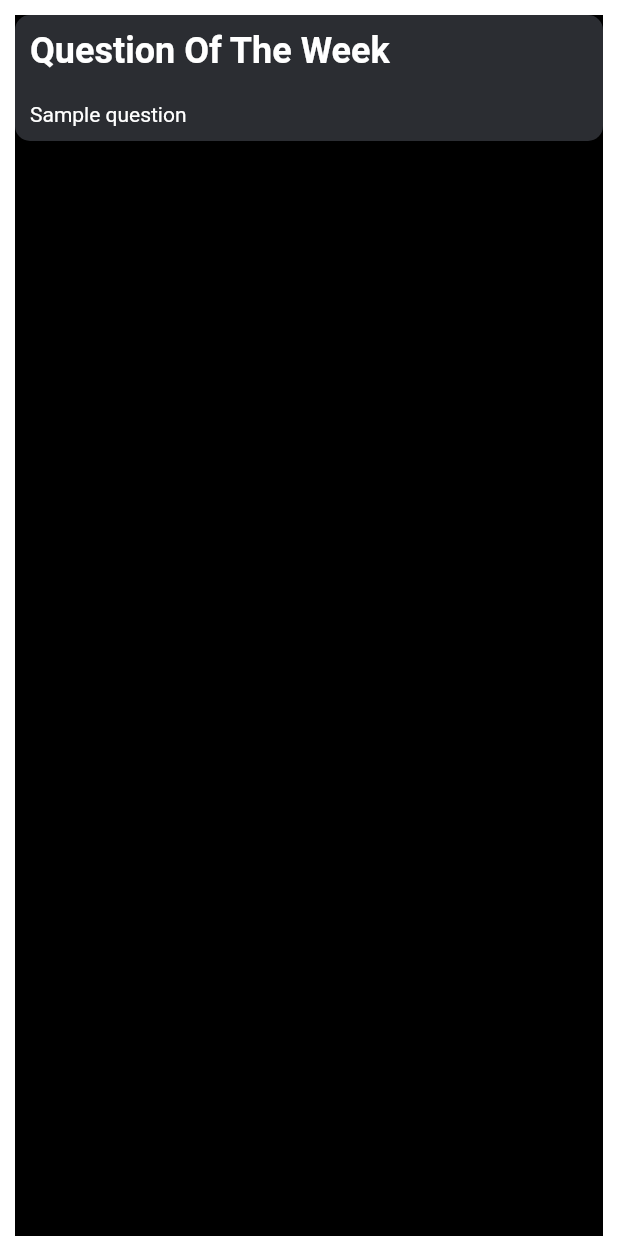
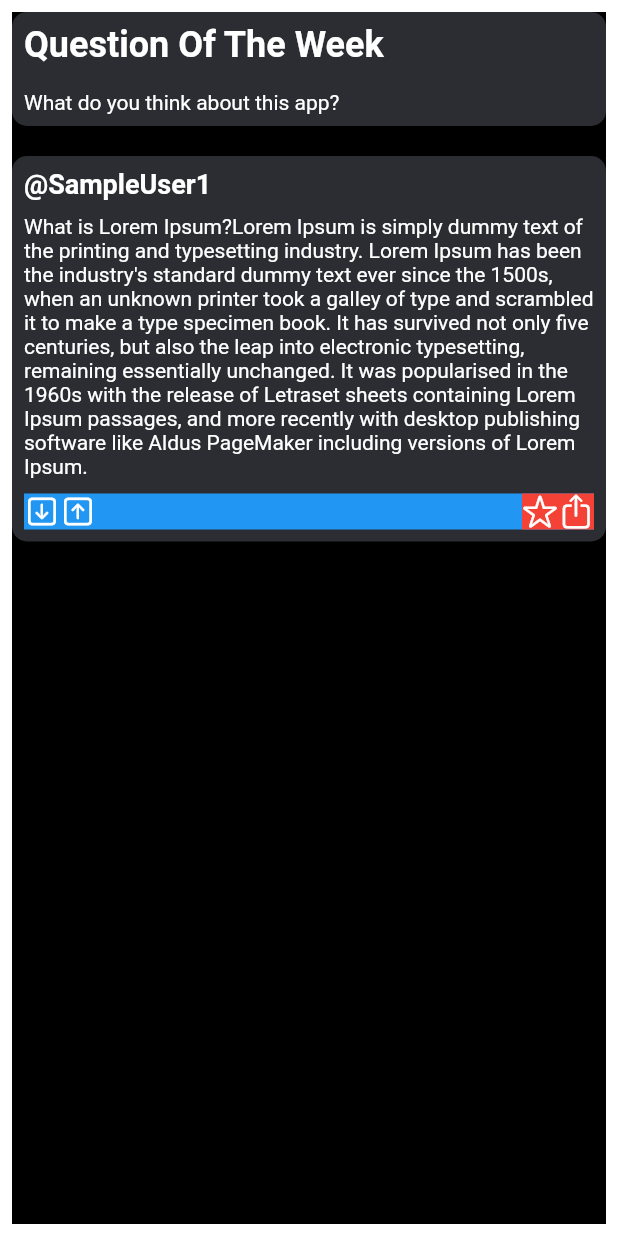
Before and after one commit to armagangok/think_it_up_app, a Flutter app: the screen it shows after launch, on a phone screen of 412 x 824 dp. Run offline on Flutter 3.47's test engine with Material 2 defaults, Android fonts, the phone set to English and light mode, and no system bars; our stand-ins replace get_it.

Commit message:
common widgets added,  implemented

```diff
--- /dev/null
+++ b/lib/app/components/common/widgets/container.dart
@@ -0,0 +1,21 @@
+import 'package:flutter/material.dart';
+import 'package:think_it_up_app/app/theme/colors.dart';
+
+class CustomContainer extends StatelessWidget {
+  final Widget child;
+
+  const CustomContainer({Key? key, required this.child}) : super(key: key);
+
+  @override
+  Widget build(BuildContext context) {
+    return Container(
+      decoration: ShapeDecoration(
+        shape: RoundedRectangleBorder(
+          borderRadius: BorderRadius.circular(10),
+        ),
+        color: customColor.contColor,
+      ),
+      child: child,
+    );
+  }
+}
--- a/lib/app/components/common/padding.dart
+++ b/lib/app/components/common/widgets/padding.dart
@@ -3,15 +3,12 @@ import 'package:flutter/material.dart';
 class CustomPadding extends StatelessWidget {
   final Widget child;
 
-  const CustomPadding({
-    Key? key,
-    required this.child,
-  }) : super(key: key);
+  const CustomPadding({Key? key, required this.child}) : super(key: key);
 
   @override
   Widget build(BuildContext context) {
     return Padding(
-      padding: const EdgeInsets.fromLTRB(10, 10, 10, 0),
+      padding: const EdgeInsets.all(8),
       child: child,
     );
   }
--- /dev/null
+++ b/lib/app/components/common/widgets/sizedbox.dart
@@ -0,0 +1,12 @@
+import 'package:flutter/material.dart';
+
+class CustomSizedBox extends StatelessWidget {
+  const CustomSizedBox({Key? key}) : super(key: key);
+
+  @override
+  Widget build(BuildContext context) {
+    return const SizedBox(
+      height: 10,
+    );
+  }
+}
--- a/lib/app/components/stacks/stacks.dart
+++ b/lib/app/components/stacks/stacks.dart
@@ -1,45 +1 @@
-import 'package:flutter/material.dart';
-import 'package:think_it_up_app/app/theme/colors.dart';
-
-class QuestionWidget extends StatelessWidget {
-  final String? text;
-
-  const QuestionWidget({
-    Key? key,
-    this.text,
-  }) : super(key: key);
-
-  @override
-  Widget build(BuildContext context) {
-    return Container(
-      decoration: ShapeDecoration(
-        shape: RoundedRectangleBorder(
-          borderRadius: BorderRadius.circular(10),
-        ),
-        color: customColor.contColor,
-      ),
-      width: MediaQuery.of(context).size.longestSide,
-      child: Column(
-        mainAxisSize: MainAxisSize.max,
-        mainAxisAlignment: MainAxisAlignment.center,
-        crossAxisAlignment: CrossAxisAlignment.start,
-        children: [
-          const Padding(
-            padding: EdgeInsets.all(10.0),
-            child: Text(
-              "Question Of The Week",
-              style: TextStyle(
-                fontSize: 24,
-                fontWeight: FontWeight.bold,
-              ),
-            ),
-          ),
-          Padding(
-            padding: const EdgeInsets.all(10.0),
-            child: Text(text!),
-          ),
-        ],
-      ),
-    );
-  }
-}
+/** */
--- /dev/null
+++ b/lib/app/views/dashboard/components/stacks/stacks.dart
@@ -0,0 +1,95 @@
+import 'package:flutter/cupertino.dart';
+import 'package:flutter/material.dart';
+import 'package:think_it_up_app/app/components/common/widgets/container.dart';
+import 'package:think_it_up_app/app/components/common/widgets/padding.dart';
+import 'package:think_it_up_app/app/components/common/widgets/sizedbox.dart';
+import 'package:think_it_up_app/app/theme/colors.dart';
+
+class CommentWidget extends StatelessWidget {
+  const CommentWidget({Key? key}) : super(key: key);
+
+  @override
+  Widget build(BuildContext context) {
+    return CustomContainer(
+      child: CustomPadding(
+        child: Column(
+          crossAxisAlignment: CrossAxisAlignment.start,
+          children: [
+            const Text(
+              "@SampleUser1",
+              style: TextStyle(
+                fontSize: 18,
+                fontWeight: FontWeight.bold,
+              ),
+            ),
+            const CustomSizedBox(),
+            const Text(
+              "What is Lorem Ipsum?Lorem Ipsum is simply dummy text of the printing and typesetting industry. Lorem Ipsum has been the industry's standard dummy text ever since the 1500s, when an unknown printer took a galley of type and scrambled it to make a type specimen book. It has survived not only five centuries, but also the leap into electronic typesetting, remaining essentially unchanged. It was popularised in the 1960s with the release of Letraset sheets containing Lorem Ipsum passages, and more recently with desktop publishing software like Aldus PageMaker including versions of Lorem Ipsum.",
+            ),
+            const CustomSizedBox(),
+            Container(
+              color: Colors.blue,
+              child: Row(
+                mainAxisSize: MainAxisSize.max,
+                mainAxisAlignment: MainAxisAlignment.spaceBetween,
+                children: [
+                  Row(
+                    mainAxisAlignment: MainAxisAlignment.spaceBetween,
+                    children: const [
+                      Icon(CupertinoIcons.arrow_down_square),
+                      Icon(CupertinoIcons.arrow_up_square),
+                    ],
+                  ),
+                  Container(
+                    color: Colors.red,
+                    child: Row(
+                      mainAxisAlignment: MainAxisAlignment.spaceAround,
+                      children: const [
+                        Icon(CupertinoIcons.star),
+                        Icon(CupertinoIcons.share),
+                      ],
+                    ),
+                  ),
+                ],
+              ),
+            ),
+          ],
+        ),
+      ),
+    );
+  }
+}
+
+class QuestionWidget extends StatelessWidget {
+  const QuestionWidget({Key? key}) : super(key: key);
+
+  @override
+  Widget build(BuildContext context) {
+    return Container(
+      decoration: ShapeDecoration(
+        shape: RoundedRectangleBorder(
+          borderRadius: BorderRadius.circular(10),
+        ),
+        color: customColor.contColor,
+      ),
+      width: MediaQuery.of(context).size.longestSide,
+      child: Column(
+        mainAxisSize: MainAxisSize.max,
+        mainAxisAlignment: MainAxisAlignment.center,
+        crossAxisAlignment: CrossAxisAlignment.start,
+        children: const [
+          CustomPadding(
+            child: Text(
+              "Question Of The Week",
+              style: TextStyle(
+                fontSize: 24,
+                fontWeight: FontWeight.bold,
+              ),
+            ),
+          ),
+          CustomPadding(child: Text("What do you think about this app?")),
+        ],
+      ),
+    );
+  }
+}
--- a/lib/app/views/dashboard/dashboard.dart
+++ b/lib/app/views/dashboard/dashboard.dart
@@ -1,6 +1,8 @@
 import 'package:flutter/material.dart';
-import 'package:think_it_up_app/app/components/common/padding.dart';
+import 'package:think_it_up_app/app/components/common/widgets/padding.dart';
 import 'package:think_it_up_app/app/components/stacks/stacks.dart';
+
+import 'components/stacks/stacks.dart';
 
 class DashBoardView extends StatelessWidget {
   const DashBoardView({Key? key}) : super(key: key);
@@ -12,7 +14,9 @@ class DashBoardView extends StatelessWidget {
         child: Scaffold(
           body: Column(
             children: const <Widget>[
-              QuestionWidget(text: "Sample question"),
+              QuestionWidget(),
+              SizedBox(height: 20),
+              CommentWidget(),
             ],
           ),
         ),
```
